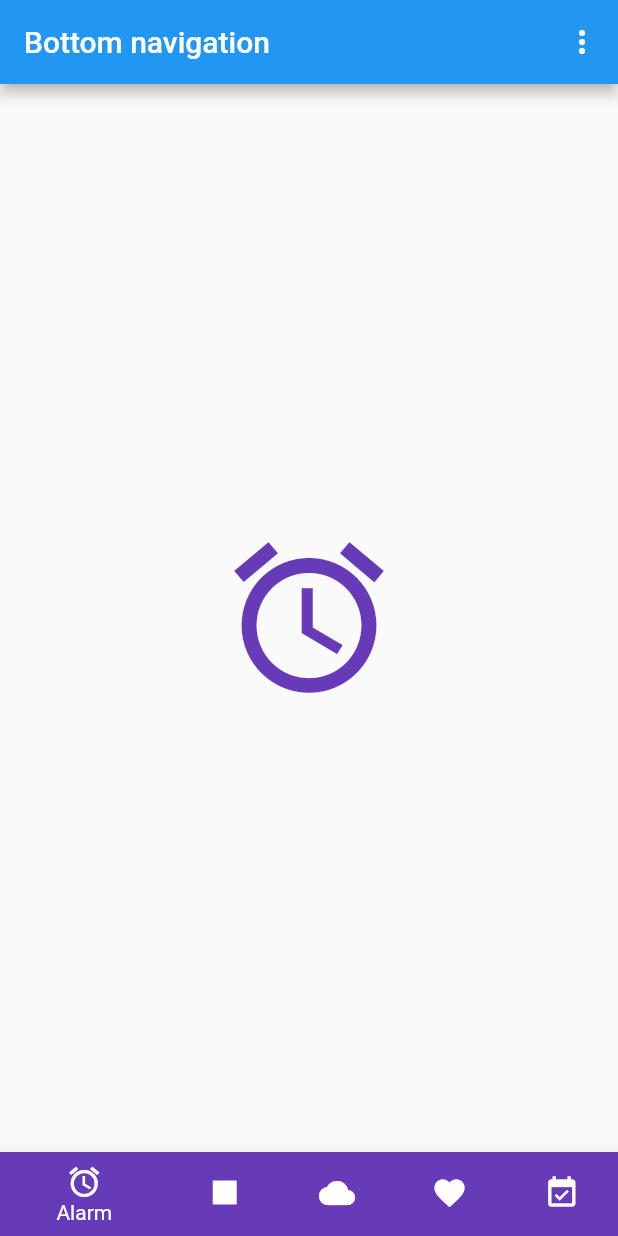
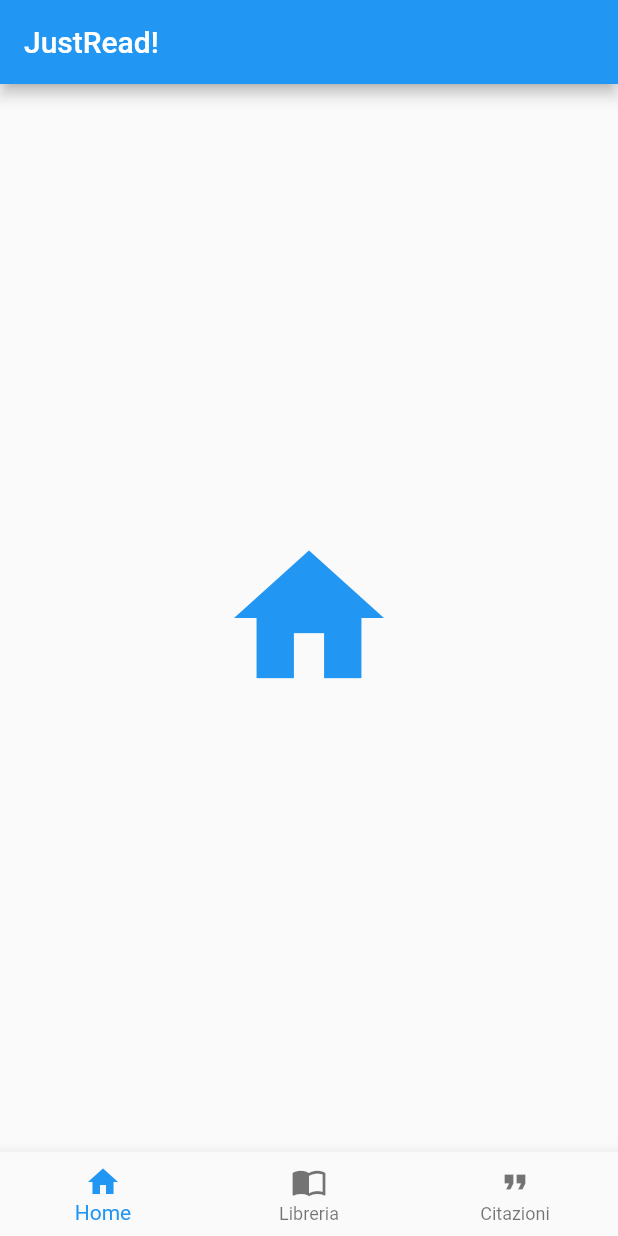
Before and after one commit to BeniaminoNeg/just_read, a Flutter app: the screen it shows after launch, on a phone screen of 412 x 824 dp. Run offline on Flutter 3.47's test engine with Material 2 defaults, Android fonts, the phone set to English and light mode, and no system bars.

Commit message:
impostata la navbar

```diff
--- a/lib/BottomNavigationDemo.dart
+++ b/lib/BottomNavigationDemo.dart
@@ -13,7 +13,7 @@ class BottomNavigationDemo extends StatefulWidget {
 class _BottomNavigationDemoState extends State<BottomNavigationDemo>
     with TickerProviderStateMixin {
   int _currentIndex = 0;
-  BottomNavigationBarType _type = BottomNavigationBarType.shifting;
+  BottomNavigationBarType _type = BottomNavigationBarType.fixed;
   List<NavigationIconView> _navigationViews;
 
   @override
@@ -21,35 +21,23 @@ class _BottomNavigationDemoState extends State<BottomNavigationDemo>
     super.initState();
     _navigationViews = <NavigationIconView>[
       new NavigationIconView(
-        icon: const Icon(Icons.access_alarm),
-        title: 'Alarm',
+        icon: const Icon(Icons.home),
+        title: 'Home',
         color: Colors.deepPurple,
         vsync: this,
       ),
       new NavigationIconView(
-        icon: new CustomIcon(),
-        title: 'Box',
+        icon: new Icon(Icons.import_contacts),
+        title: 'Libreria',
         color: Colors.deepOrange,
         vsync: this,
       ),
       new NavigationIconView(
-        icon: const Icon(Icons.cloud),
-        title: 'Cloud',
+        icon: const Icon(Icons.format_quote),
+        title: 'Citazioni',
         color: Colors.teal,
         vsync: this,
       ),
-      new NavigationIconView(
-        icon: const Icon(Icons.favorite),
-        title: 'Favorites',
-        color: Colors.indigo,
-        vsync: this,
-      ),
-      new NavigationIconView(
-        icon: const Icon(Icons.event_available),
-        title: 'Event',
-        color: Colors.pink,
-        vsync: this,
-      )
     ];
 
     for (NavigationIconView view in _navigationViews)
@@ -108,25 +96,9 @@ class _BottomNavigationDemoState extends State<BottomNavigationDemo>
 
     return new Scaffold(
       appBar: new AppBar(
-        title: const Text('Bottom navigation'),
+        title: const Text('JustRead!'),
         actions: <Widget>[
-          new PopupMenuButton<BottomNavigationBarType>(
-            onSelected: (BottomNavigationBarType value) {
-              setState(() {
-                _type = value;
-              });
-            },
-            itemBuilder: (BuildContext context) => <PopupMenuItem<BottomNavigationBarType>>[
-              const PopupMenuItem<BottomNavigationBarType>(
-                value: BottomNavigationBarType.fixed,
-                child: const Text('Fixed'),
-              ),
-              const PopupMenuItem<BottomNavigationBarType>(
-                value: BottomNavigationBarType.shifting,
-                child: const Text('Shifting'),
-              )
-            ],
-          )
+
         ],
       ),
       body: new Center(
```
